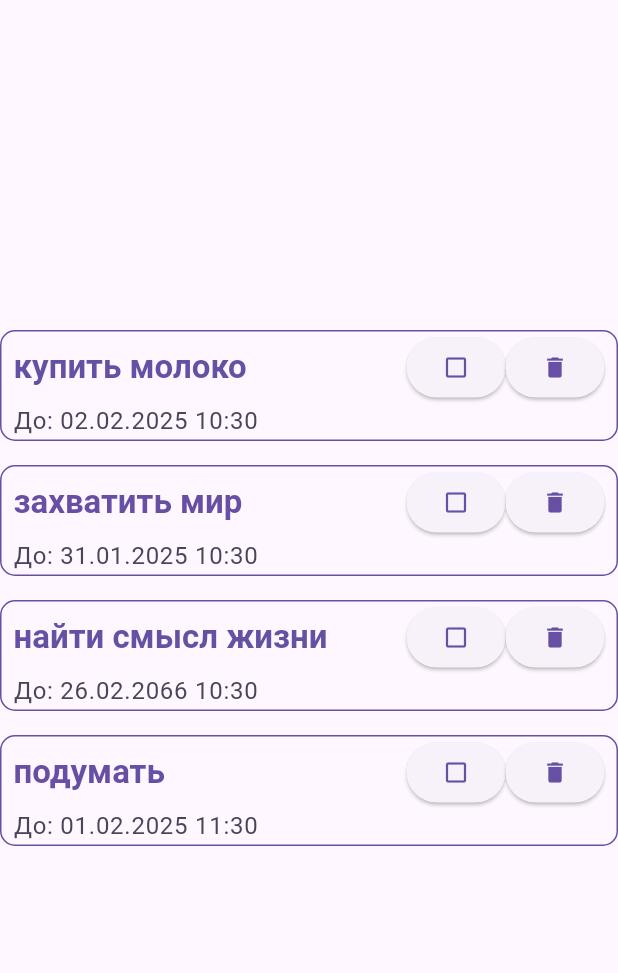
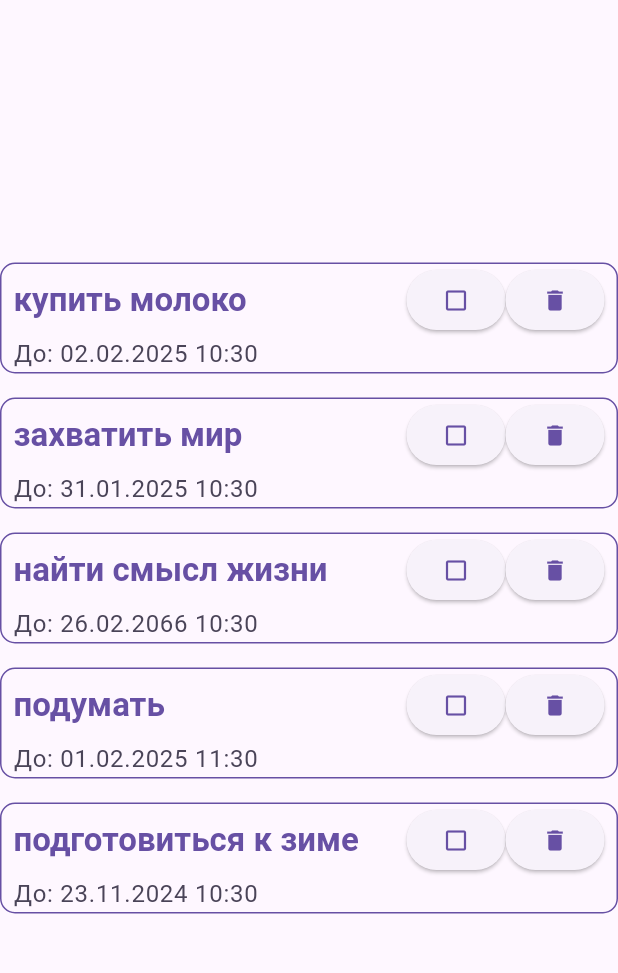
Before and after one commit to DonErnest/todo_list, a Flutter app: the screen it shows after launch, on a phone screen of 412 x 824 dp, the part 72-1045 px from its top. Run offline on Flutter 3.47's test engine with Material 3 defaults, Android fonts, the phone set to English and light mode, and no system bars.

```diff
--- a/lib/data.dart
+++ b/lib/data.dart
@@ -56,4 +56,8 @@ List<Task> tasks = [
     description: "подумать",
     deadLine: DateTime.now().add(Duration(hours: 1)),
   ),
+  Task(
+    description: "подготовиться к зиме",
+    deadLine: DateTime.now().subtract(Duration(days: 70)),
+  ),
 ];
--- a/lib/screens/new_task.dart
+++ b/lib/screens/new_task.dart
@@ -13,7 +13,7 @@ class NewTask extends StatefulWidget {
 class _NewTaskState extends State<NewTask> {
   var taskDescription = "";
 
-  var selectedDate = DateTime.now().add(Duration(minutes: 30));
+  var selectedDate = DateTime.now();
   final deadLineDateController = TextEditingController();
 
   var selectedTimeOfDay = TimeOfDay.now();
@@ -48,14 +48,13 @@ class _NewTaskState extends State<NewTask> {
 
   void onDateTap() async {
     final now = DateTime.now();
-    final firstDate = DateTime.now().add(Duration(minutes: 30));
     // it's better not to plan task for more than 2 week sprint
     final lastDate = DateTime(now.year, now.month, now.day + 14);
 
     final dateFromUser = await showDatePicker(
       context: context,
       initialDate: selectedDate,
-      firstDate: firstDate,
+      firstDate: now,
       lastDate: lastDate,
     );
 
```
